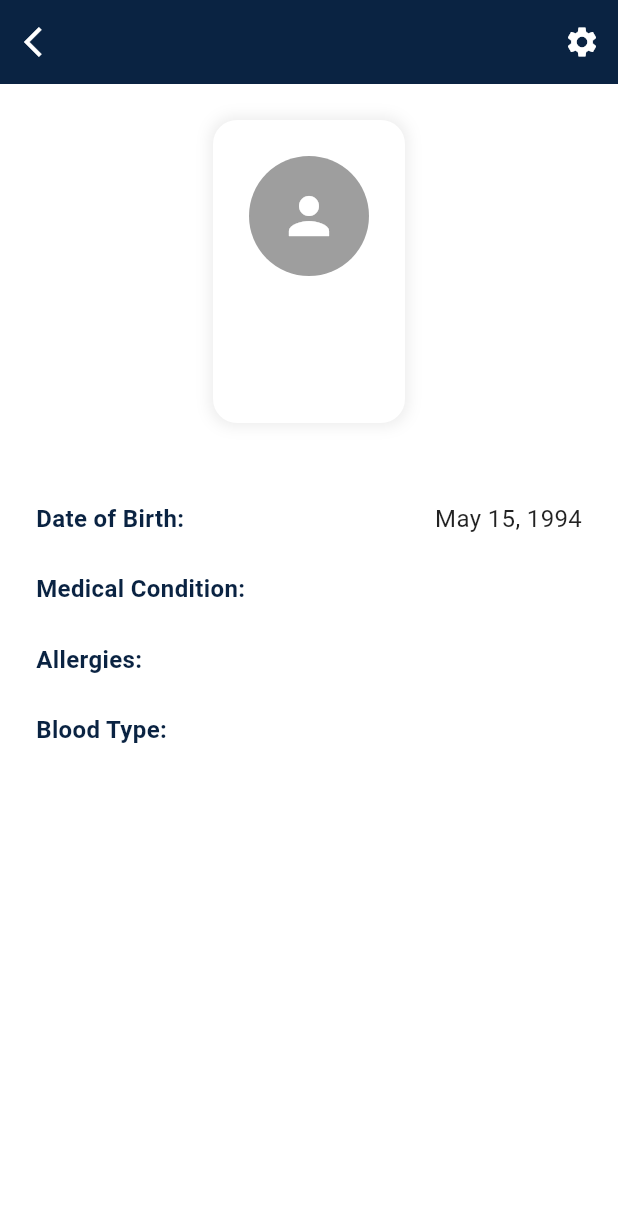
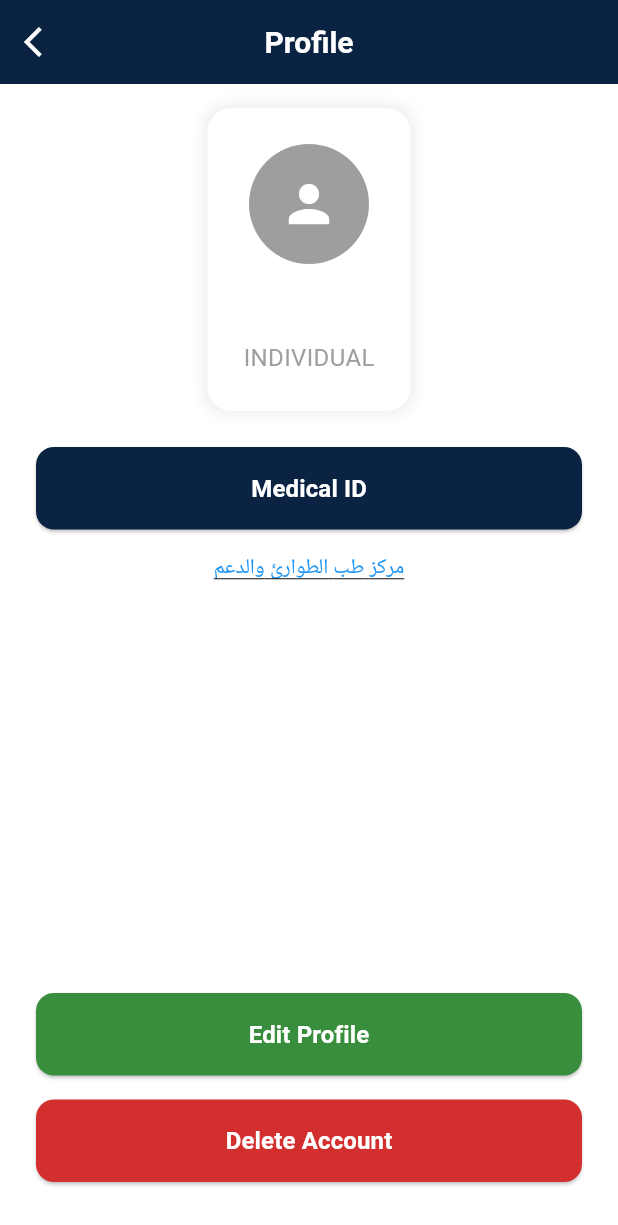
Before and after one commit to mohimenly1/sosApp, a Flutter app: the ProfileScreen screen opened by its route, on a phone screen of 412 x 824 dp. Shown: the top 1225 px of the screen. Run offline on Flutter 3.47's test engine with Material 3 defaults, Android fonts, the phone set to English and light mode, and no system bars; our stand-ins replace audioplayers, cloud_firestore, easy_localization, firebase_auth, firebase_core, firebase_messaging and 9 more; missing offline and left inert: firebase_app_check, record; accounts and stored records are empty.

Commit message:
new updates

```diff
--- a/lib/main.dart
+++ b/lib/main.dart
@@ -4,6 +4,7 @@ import 'package:firebase_app_check/firebase_app_check.dart';
 import 'package:firebase_messaging/firebase_messaging.dart'; // Import FCM
 import 'package:resq_track4/screens/all_alerts_screen.dart';
 import 'package:resq_track4/screens/chat/user_chat_list_screen.dart';
+import 'package:resq_track4/screens/edit_profile_screen.dart';
 import 'package:resq_track4/screens/forgot_password_screen.dart';
 import 'package:resq_track4/screens/profile_screen.dart';
 import 'package:resq_track4/screens/rescue_home_screen.dart';
@@ -12,6 +13,7 @@ import 'package:resq_track4/screens/rescue_team/chat_list_screen.dart';
 import 'package:resq_track4/screens/safe_routes_screen.dart';
 import 'package:resq_track4/screens/send_report_screen.dart';
 import 'package:resq_track4/screens/user_map_screen.dart';
+import 'package:resq_track4/screens/weather_screen.dart';
 import 'firebase_options.dart';
 import 'services/notification_service.dart';
 import 'screens/splash_screen.dart';
@@ -123,6 +125,8 @@ class MyApp extends StatelessWidget {
         '/chat_list': (context) => const ChatListScreen(),
         '/user_chat_list': (context) => const UserChatListScreen(),
         '/send_report': (context) => const SendReportScreen(),
+        '/edit_profile': (context) => const EditProfileScreen(),
+        '/weather': (context) => const WeatherScreen(),
       },
     );
   }
--- a/lib/screens/profile_screen.dart
+++ b/lib/screens/profile_screen.dart
@@ -1,6 +1,8 @@
 import 'package:flutter/material.dart';
 import 'package:cloud_firestore/cloud_firestore.dart';
 import 'package:firebase_auth/firebase_auth.dart';
+import 'package:easy_localization/easy_localization.dart';
+import 'package:url_launcher/url_launcher.dart'; // For opening links
 
 class ProfileScreen extends StatefulWidget {
   const ProfileScreen({super.key});
@@ -12,30 +14,72 @@ class ProfileScreen extends StatefulWidget {
 class _ProfileScreenState extends State<ProfileScreen> {
   final String? _userId = FirebaseAuth.instance.currentUser?.uid;
 
-  // A single function to fetch both user and medical data
-  Future<Map<String, dynamic>> _getCombinedUserData() async {
-    if (_userId == null) throw Exception("User not logged in");
-
-    // Fetch user data
+  Future<Map<String, dynamic>?> _getUserData() async {
+    if (_userId == null) return null;
     final userDoc =
         await FirebaseFirestore.instance.collection('users').doc(_userId).get();
-    if (!userDoc.exists) throw Exception("User data not found");
+    return userDoc.data();
+  }
 
-    final userData = userDoc.data()!;
-    Map<String, dynamic> combinedData = Map.from(userData);
+  String _translateUserType(String? userType) {
+    switch (userType) {
+      case 'individual':
+        return "individual".tr();
+      case 'rescue_team':
+        return "rescue_team".tr();
+      case 'government_entity':
+        return "government_entity".tr();
+      default:
+        return "individual".tr();
+    }
+  }
 
-    // Fetch medical data if the link exists
-    final medicalFileId = userData['medicalFileId'];
-    if (medicalFileId != null) {
-      final medicalDoc = await FirebaseFirestore.instance
-          .collection('medical_files')
-          .doc(medicalFileId)
-          .get();
-      if (medicalDoc.exists) {
-        combinedData.addAll(medicalDoc.data()!);
+  Future<void> _launchURL() async {
+    final Uri url = Uri.parse('https://emsc.gov.ly/');
+    if (!await launchUrl(url)) {
+      throw Exception('Could not launch $url');
+    }
+  }
+
+  Future<void> _deleteAccount() async {
+    // Show confirmation dialog first
+    final bool? confirm = await showDialog(
+      context: context,
+      builder: (context) => AlertDialog(
+        title: const Text('Delete Account'),
+        content: const Text(
+            'Are you sure you want to permanently delete your account? This action cannot be undone.'),
+        actions: [
+          TextButton(
+              onPressed: () => Navigator.of(context).pop(false),
+              child: const Text('Cancel')),
+          TextButton(
+            onPressed: () => Navigator.of(context).pop(true),
+            child: const Text('Delete', style: TextStyle(color: Colors.red)),
+          ),
+        ],
+      ),
+    );
+
+    if (confirm == true && _userId != null) {
+      try {
+        // TODO: Delete user's data from Firestore (e.g., reports, medical files) before deleting the user account.
+        await FirebaseFirestore.instance
+            .collection('users')
+            .doc(_userId)
+            .delete();
+        await FirebaseAuth.instance.currentUser?.delete();
+
+        Navigator.of(context)
+            .pushNamedAndRemoveUntil('/login', (route) => false);
+      } on FirebaseAuthException catch (e) {
+        ScaffoldMessenger.of(context).showSnackBar(
+          SnackBar(
+              content: Text(
+                  'Error: ${e.message}. Please sign in again to delete your account.')),
+        );
       }
     }
-    return combinedData;
   }
 
   @override
@@ -43,27 +87,19 @@ class _ProfileScreenState extends State<ProfileScreen> {
     return Scaffold(
       backgroundColor: Colors.white,
       appBar: AppBar(
+        title: Text("profile_title".tr()),
         leading: IconButton(
           icon: const Icon(Icons.arrow_back_ios, color: Colors.white),
           onPressed: () => Navigator.of(context).pop(),
         ),
-        actions: [
-          IconButton(
-            icon: const Icon(Icons.settings, color: Colors.white),
-            onPressed: () {
-              // TODO: Navigate to an "Edit Profile" screen
-            },
-            tooltip: 'Edit Profile',
-          ),
-        ],
       ),
-      body: FutureBuilder<Map<String, dynamic>>(
-        future: _getCombinedUserData(),
+      body: FutureBuilder<Map<String, dynamic>?>(
+        future: _getUserData(),
         builder: (context, snapshot) {
           if (snapshot.connectionState == ConnectionState.waiting) {
             return const Center(child: CircularProgressIndicator());
           }
-          if (snapshot.hasError || !snapshot.hasData) {
+          if (snapshot.hasError || !snapshot.hasData || snapshot.data == null) {
             return Center(
                 child: Text('Failed to load profile: ${snapshot.error}'));
           }
@@ -71,7 +107,8 @@ class _ProfileScreenState extends State<ProfileScreen> {
           final data = snapshot.data!;
 
           return Padding(
-            padding: const EdgeInsets.all(24.0),
+            padding:
+                const EdgeInsets.symmetric(horizontal: 24.0, vertical: 16.0),
             child: Column(
               children: [
                 // Profile Header Card
@@ -82,10 +119,9 @@ class _ProfileScreenState extends State<ProfileScreen> {
                     borderRadius: BorderRadius.circular(16),
                     boxShadow: [
                       BoxShadow(
-                        color: Colors.grey.withOpacity(0.2),
-                        spreadRadius: 2,
-                        blurRadius: 8,
-                      )
+                          color: Colors.grey.withOpacity(0.2),
+                          spreadRadius: 2,
+                          blurRadius: 8)
                     ],
                   ),
                   child: Column(
@@ -97,31 +133,48 @@ class _ProfileScreenState extends State<ProfileScreen> {
                             Icon(Icons.person, size: 40, color: Colors.white),
                       ),
                       const SizedBox(height: 16),
-                      Text(
-                        data['name'] ?? 'N/A',
-                        style: const TextStyle(
-                            fontSize: 22, fontWeight: FontWeight.bold),
-                      ),
+                      Text(data['name'] ?? 'N/A',
+                          style: const TextStyle(
+                              fontSize: 22, fontWeight: FontWeight.bold)),
                       const SizedBox(height: 4),
-                      Text(
-                        (data['userType'] as String?)
-                                ?.replaceAll('_', ' ')
-                                .toUpperCase() ??
-                            'INDIVIDUAL',
-                        style:
-                            const TextStyle(fontSize: 16, color: Colors.grey),
-                      ),
+                      Text(_translateUserType(data['userType']),
+                          style: const TextStyle(
+                              fontSize: 16, color: Colors.grey)),
                     ],
                   ),
                 ),
-                const SizedBox(height: 40),
-                // Details Section
-                _buildDetailRow(
-                    "Date of Birth:", "May 15, 1994"), // Placeholder
-                _buildDetailRow(
-                    "Medical Condition:", data['chronicDiseases'] ?? 'None'),
-                _buildDetailRow("Allergies:", data['allergies'] ?? 'None'),
-                _buildDetailRow("Blood Type:", data['bloodType'] ?? 'N/A'),
+                const SizedBox(height: 24),
+                // Buttons Section
+                _buildActionButton(
+                  text: 'Medical ID',
+                  onPressed: () =>
+                      Navigator.pushNamed(context, '/medical_file'),
+                  color: const Color(0xFF0A2342),
+                ),
+                const SizedBox(height: 16),
+                InkWell(
+                  onTap: _launchURL,
+                  child: const Text(
+                    'مركز طب الطوارئ والدعم',
+                    style: TextStyle(
+                        color: Colors.blue,
+                        decoration: TextDecoration.underline),
+                  ),
+                ),
+                const Spacer(), // Pushes the bottom buttons down
+                _buildActionButton(
+                  text: 'Edit Profile',
+                  onPressed: () =>
+                      Navigator.pushNamed(context, '/edit_profile'),
+                  color: Colors.green.shade700,
+                ),
+                const SizedBox(height: 16),
+                _buildActionButton(
+                  text: 'Delete Account',
+                  onPressed: _deleteAccount,
+                  color: Colors.red.shade700,
+                ),
+                const SizedBox(height: 20),
               ],
             ),
           );
@@ -130,29 +183,25 @@ class _ProfileScreenState extends State<ProfileScreen> {
     );
   }
 
-  // Helper widget to create the classic detail row
-  Widget _buildDetailRow(String label, String value) {
-    return Padding(
-      padding: const EdgeInsets.symmetric(vertical: 12.0),
-      child: Row(
-        mainAxisAlignment: MainAxisAlignment.spaceBetween,
-        children: [
-          Text(
-            label,
+  Widget _buildActionButton(
+      {required String text,
+      required VoidCallback onPressed,
+      required Color color}) {
+    return SizedBox(
+      width: double.infinity,
+      child: ElevatedButton(
+        onPressed: onPressed,
+        style: ElevatedButton.styleFrom(
+          backgroundColor: color,
+          padding: const EdgeInsets.symmetric(vertical: 16),
+          shape:
+              RoundedRectangleBorder(borderRadius: BorderRadius.circular(12)),
+        ),
+        child: Text(text,
             style: const TextStyle(
-              fontSize: 16,
-              fontWeight: FontWeight.bold,
-              color: Color(0xFF0A2342),
-            ),
-          ),
-          Text(
-            value,
-            style: const TextStyle(
-              fontSize: 16,
-              color: Colors.black87,
-            ),
-          ),
-        ],
+                color: Colors.white,
+                fontWeight: FontWeight.bold,
+                fontSize: 16)),
       ),
     );
   }
--- a/pubspec.yaml
+++ b/pubspec.yaml
@@ -33,6 +33,7 @@ dependencies:
   image_picker: ^1.1.2
   flutter_local_notifications: ^18.0.1
   easy_localization: ^3.0.8
+  url_launcher: ^6.3.0
 
 
 
```
Also changed, not shown: lib/screens/edit_profile_screen.dart (added, +117 -0 lines), lib/screens/home_screen.dart (+3 -9 lines), lib/screens/rescue_home_screen.dart (+7 -0 lines), lib/screens/weather_screen.dart (added, +140 -0 lines), lib/services/weather_service.dart (added, +26 -0 lines), lib/widgets/main_scaffold.dart (+57 -6 lines), pubspec.lock, 5 other files.
